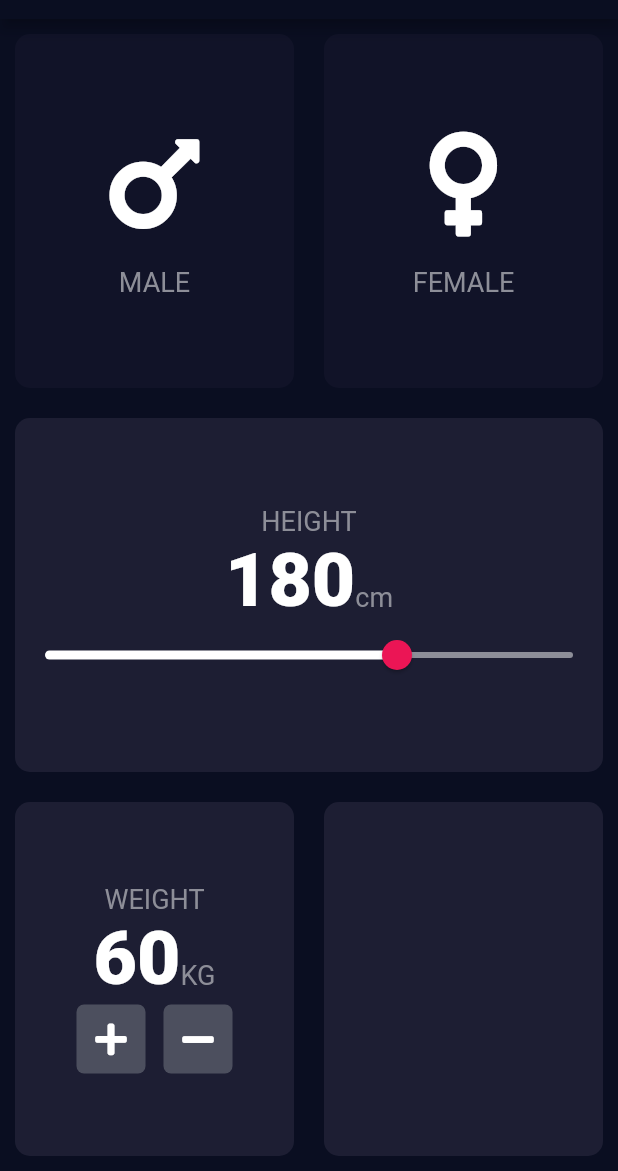
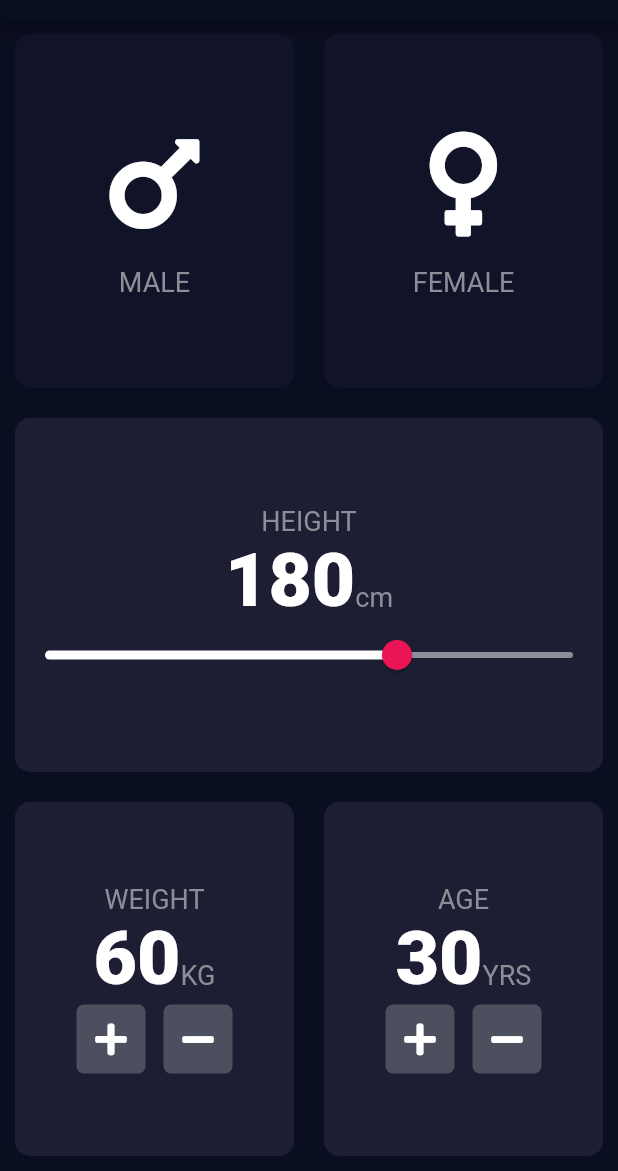
Before and after one commit to ephirae/BMI-Calculator, a Flutter app: the screen it shows after launch, on a phone screen of 412 x 824 dp, the part 65-1236 px from its top. Run offline on Flutter 3.47's test engine with Material 2 defaults, Android fonts, the phone set to English and light mode, and no system bars; our stand-ins replace font_awesome_flutter.

Commit message:
added age functionality

```diff
--- a/lib/input_page.dart
+++ b/lib/input_page.dart
@@ -19,6 +19,7 @@ class _InputPageState extends State<InputPage> {
   Gender activeGender;
   int height = 180;
   int weight = 60;
+  int age = 30;
 
   @override
   Widget build(BuildContext context) {
@@ -195,6 +196,58 @@ class _InputPageState extends State<InputPage> {
                 Expanded(
                   child: ReusableCard(
                     colour: kActiveCardColour,
+                    cardChild: Column(
+                      mainAxisAlignment: MainAxisAlignment.center,
+                      children: <Widget>[
+                        Text(
+                          'AGE',
+                          style: kLabelTextStyle,
+                        ),
+                        Row(
+                          mainAxisAlignment: MainAxisAlignment.center,
+                          crossAxisAlignment: CrossAxisAlignment.baseline,
+                          textBaseline: TextBaseline.alphabetic,
+                          children: <Widget>[
+                            Text(
+                              age.toString(),
+                              style: kNumTextStyle,
+                            ),
+                            Text(
+                              'YRS',
+                              style: kLabelTextStyle,
+                            ),
+                          ],
+                        ),
+                        Row(
+                          mainAxisAlignment: MainAxisAlignment.center,
+                          children: <Widget>[
+                            RoundIconButton(
+                              icon: FontAwesomeIcons.plus,
+                              function: () {
+                                setState(
+                                      () {
+                                    age++;
+                                  },
+                                );
+                              },
+                            ),
+                            SizedBox(
+                              width: 10,
+                            ),
+                            RoundIconButton(
+                              icon: FontAwesomeIcons.minus,
+                              function: () {
+                                setState(
+                                      () {
+                                    age--;
+                                  },
+                                );
+                              },
+                            ),
+                          ],
+                        ),
+                      ],
+                    ),
                   ),
                 ),
               ],
@@ -207,7 +260,7 @@ class _InputPageState extends State<InputPage> {
 }
 
 class RoundIconButton extends StatelessWidget {
-  RoundIconButton({this.icon, this.function});
+  RoundIconButton({@required this.icon, @required this.function});
 
   final IconData icon;
   final Function function;
```
